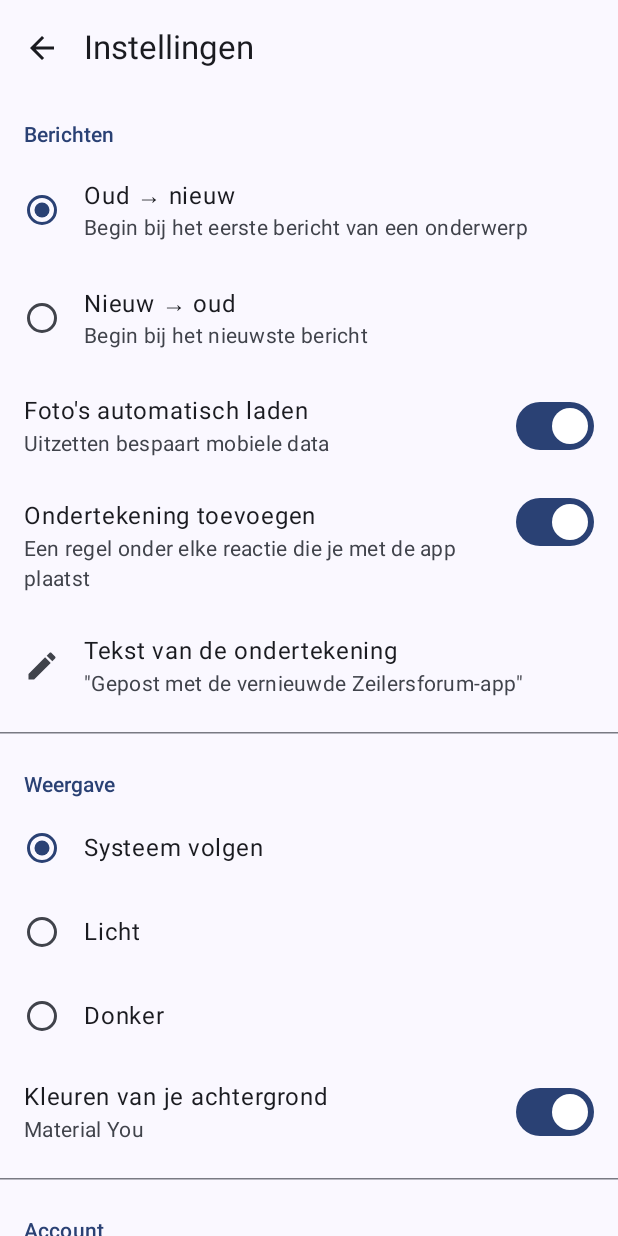
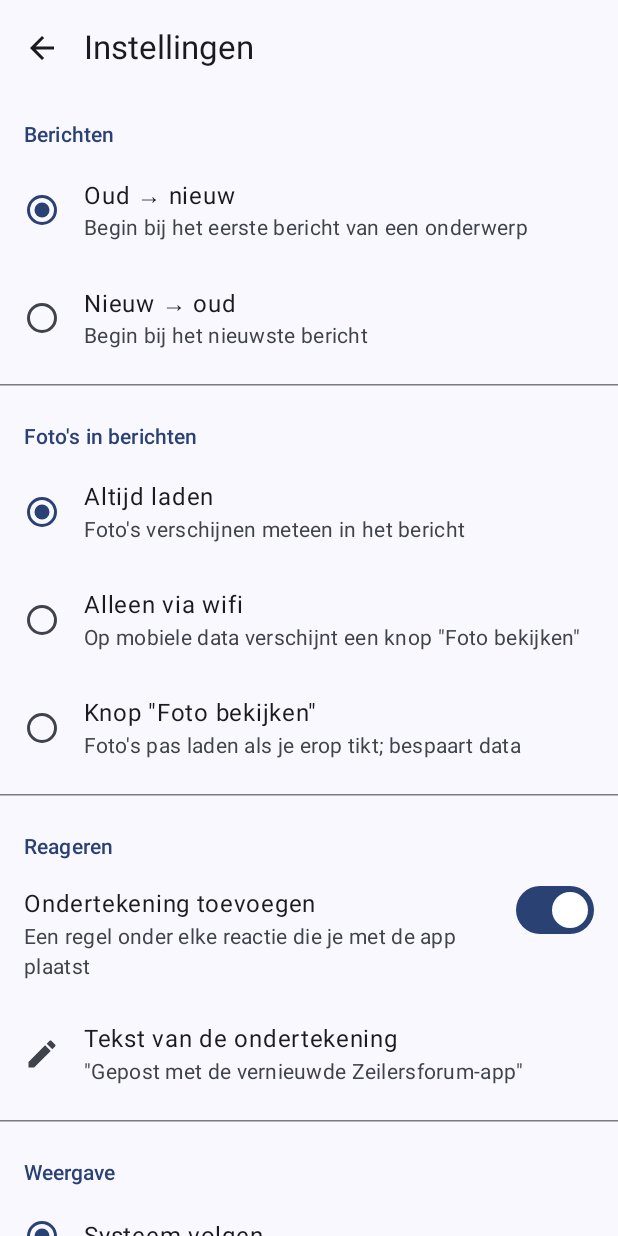
Before and after one commit to kwillems/Zeilersforum, an Android app built with Jetpack Compose: the screen it shows after launch (MainActivity), after a tap on "Instellingen", on a phone screen of 412 x 824 dp. Run offline under Robolectric (Android 15) with nearby library versions, the phone set to English and light mode, and no system bars; our stand-ins replace navigation suite; pictures from the network do not load.

Commit message:
Instelbaar laden van foto's
- Nieuwe instelling 'Foto's in berichten': altijd laden, alleen via wifi,
  of een knop 'Foto bekijken' die de foto pas na een tik in het bericht laadt
- Bijlagen volgen dezelfde instelling
- De oude aan/uit-schakelaar wordt automatisch omgezet

```diff
--- a/app/src/main/AndroidManifest.xml
+++ b/app/src/main/AndroidManifest.xml
@@ -2,6 +2,8 @@
 <manifest xmlns:android="http://schemas.android.com/apk/res/android">
 
     <uses-permission android:name="android.permission.INTERNET" />
+    <!-- Nodig voor "Foto's alleen via wifi" -->
+    <uses-permission android:name="android.permission.ACCESS_NETWORK_STATE" />
 
     <application
         android:name=".ZfApp"
--- a/app/src/main/java/nl/kwillems/zeilersforum/data/SettingsRepository.kt
+++ b/app/src/main/java/nl/kwillems/zeilersforum/data/SettingsRepository.kt
@@ -16,8 +16,11 @@ data class Settings(
     val dynamicColor: Boolean = true,
     val appSignature: Boolean = true,
     val signatureText: String = DEFAULT_SIGNATURE,
-    val loadImages: Boolean = true,
+    val imageMode: ImageMode = ImageMode.ALWAYS,
 )
+
+/** Wanneer foto's in berichten automatisch worden geladen. */
+enum class ImageMode { ALWAYS, WIFI_ONLY, ON_TAP }
 
 const val DEFAULT_SIGNATURE = "Gepost met de vernieuwde Zeilersforum-app"
 
@@ -30,7 +33,9 @@ class SettingsRepository(private val context: Context) {
             dynamicColor = p[DYNAMIC] ?: true,
             appSignature = p[SIGNATURE] ?: true,
             signatureText = p[SIGNATURE_TEXT]?.takeIf { it.isNotBlank() } ?: DEFAULT_SIGNATURE,
-            loadImages = p[IMAGES] ?: true,
+            imageMode = p[IMAGE_MODE]?.let { runCatching { ImageMode.valueOf(it) }.getOrNull() }
+                // Overgang van de oude aan/uit-schakelaar.
+                ?: if (p[IMAGES] == false) ImageMode.ON_TAP else ImageMode.ALWAYS,
         )
     }
 
@@ -38,7 +43,7 @@ class SettingsRepository(private val context: Context) {
     suspend fun setThemeMode(v: ThemeMode) = context.dataStore.edit { it[THEME] = v.name }
     suspend fun setDynamicColor(v: Boolean) = context.dataStore.edit { it[DYNAMIC] = v }
     suspend fun setAppSignature(v: Boolean) = context.dataStore.edit { it[SIGNATURE] = v }
-    suspend fun setLoadImages(v: Boolean) = context.dataStore.edit { it[IMAGES] = v }
+    suspend fun setImageMode(v: ImageMode) = context.dataStore.edit { it[IMAGE_MODE] = v.name; it.remove(IMAGES) }
 
     /** Lege tekst = terug naar de standaardondertekening. */
     suspend fun setSignatureText(v: String) = context.dataStore.edit {
@@ -51,6 +56,7 @@ class SettingsRepository(private val context: Context) {
         val DYNAMIC = booleanPreferencesKey("dynamic_color")
         val SIGNATURE = booleanPreferencesKey("app_signature")
         val IMAGES = booleanPreferencesKey("load_images")
+        val IMAGE_MODE = stringPreferencesKey("image_mode")
         val SIGNATURE_TEXT = stringPreferencesKey("signature_text")
     }
 }
--- a/app/src/main/java/nl/kwillems/zeilersforum/ui/screens/SettingsScreen.kt
+++ b/app/src/main/java/nl/kwillems/zeilersforum/ui/screens/SettingsScreen.kt
@@ -14,6 +14,7 @@ import androidx.compose.runtime.remember
 import androidx.compose.runtime.setValue
 import androidx.compose.ui.draw.alpha
 import nl.kwillems.zeilersforum.data.DEFAULT_SIGNATURE
+import nl.kwillems.zeilersforum.data.ImageMode
 import androidx.compose.foundation.layout.padding
 import androidx.compose.foundation.rememberScrollState
 import androidx.compose.foundation.selection.selectable
@@ -104,9 +105,21 @@ fun SettingsScreen(app: ZfApp, onBack: () -> Unit, onLogin: () -> Unit) {
             Choice("Nieuw → oud", "Begin bij het nieuwste bericht", s.postOrder == PostOrder.NEWEST_FIRST) {
                 scope.launch { app.settings.setPostOrder(PostOrder.NEWEST_FIRST) }
             }
-            Toggle("Foto's automatisch laden", "Uitzetten bespaart mobiele data", s.loadImages) {
-                scope.launch { app.settings.setLoadImages(it) }
+            HorizontalDivider(Modifier.padding(vertical = 8.dp))
+
+            Section("Foto's in berichten")
+            Choice("Altijd laden", "Foto's verschijnen meteen in het bericht", s.imageMode == ImageMode.ALWAYS) {
+                scope.launch { app.settings.setImageMode(ImageMode.ALWAYS) }
             }
+            Choice("Alleen via wifi", "Op mobiele data verschijnt een knop \"Foto bekijken\"", s.imageMode == ImageMode.WIFI_ONLY) {
+                scope.launch { app.settings.setImageMode(ImageMode.WIFI_ONLY) }
+            }
+            Choice("Knop \"Foto bekijken\"", "Foto's pas laden als je erop tikt; bespaart data", s.imageMode == ImageMode.ON_TAP) {
+                scope.launch { app.settings.setImageMode(ImageMode.ON_TAP) }
+            }
+            HorizontalDivider(Modifier.padding(vertical = 8.dp))
+
+            Section("Reageren")
             Toggle("Ondertekening toevoegen", "Een regel onder elke reactie die je met de app plaatst", s.appSignature) {
                 scope.launch { app.settings.setAppSignature(it) }
             }
```
Also changed, not shown: app/src/main/java/nl/kwillems/zeilersforum/ui/components/Network.kt (added, +49 -0 lines), app/src/main/java/nl/kwillems/zeilersforum/ui/components/PostContent.kt (+25 -7 lines), app/src/main/java/nl/kwillems/zeilersforum/ui/screens/TopicScreen.kt (+16 -2 lines), 1 other file.
